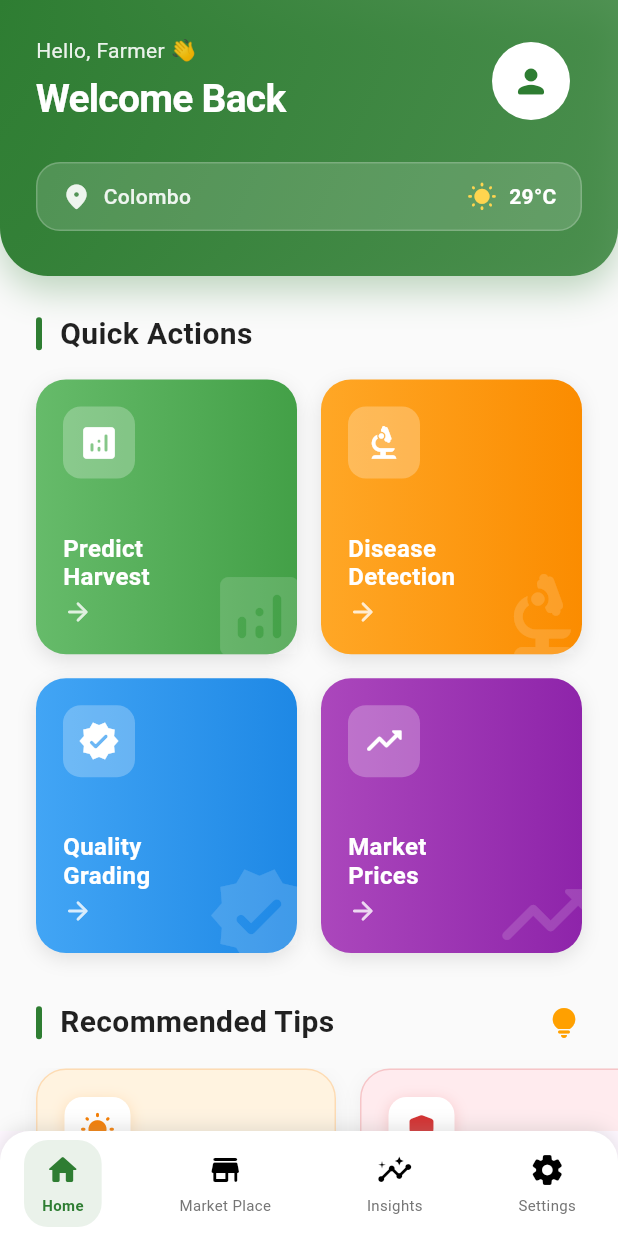
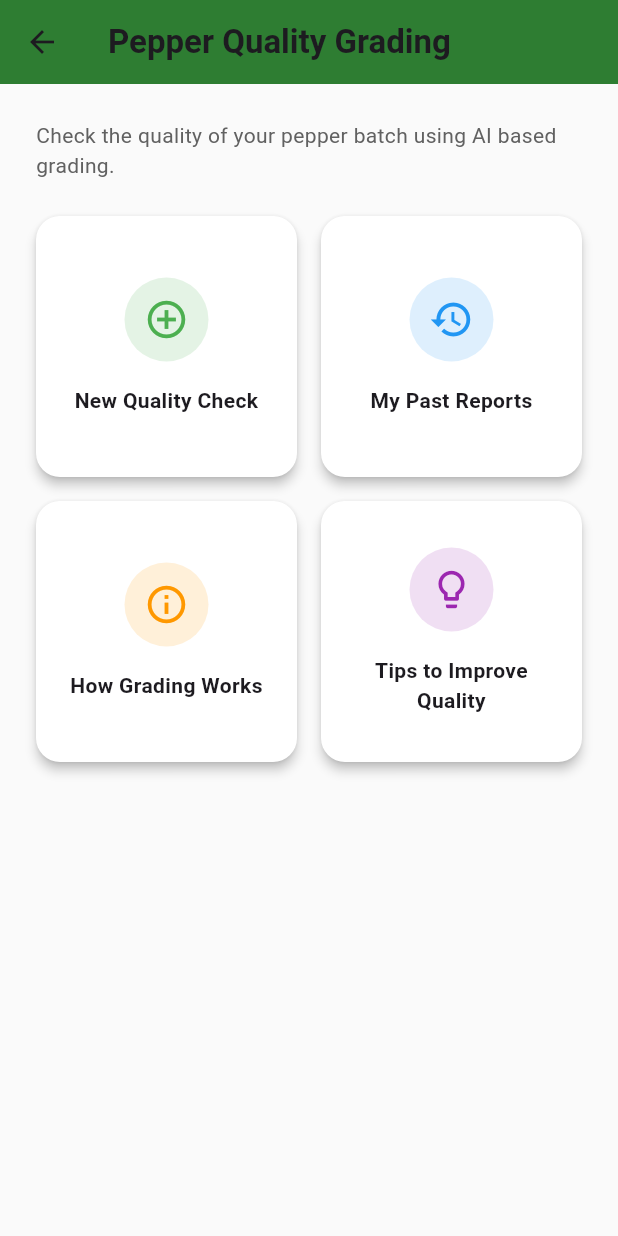
Before and after one commit to JanudiAdhikari/Research-Project, a Flutter app: the FarmerDashboard screen opened directly, after a tap on an icon or button, on a phone screen of 412 x 824 dp. Run offline on Flutter 3.47's test engine with Material 3 defaults, Android fonts, the phone set to English and light mode, and no system bars; our stand-ins replace camera, cloud_firestore, firebase_auth, firebase_core, firebase_storage, fl_chart and 5 more; accounts and stored records are empty; Roboto replaces fonts that are missing (Poppins).

Commit message:
Implement quality grading dashboard

```diff
--- a/mobile-app/lib/features/dashboard/farmer_dashboard.dart
+++ b/mobile-app/lib/features/dashboard/farmer_dashboard.dart
@@ -5,6 +5,7 @@ import '../../services/auth_service.dart';
 import '../../utils/responsive.dart';
 import '../auth/login_page.dart';
 import '../../widgets/navigation_wrapper.dart';
+import '../quality_grading/screens/quality_grading_dashboard.dart';
 
 class FarmerDashboard extends StatefulWidget {
   const FarmerDashboard({super.key});
@@ -504,7 +505,10 @@ class _FarmerDashboardState extends State<FarmerDashboard>
           colors: [Colors.blue.shade400, Colors.blue.shade600],
         ),
         onTap: () {
-          // TODO: Navigate to quality grading
+          Navigator.push(
+            context,
+            MaterialPageRoute(builder: (_) => const QualityGradingDashboard()),
+          );
         },
       ),
       _featureCard(
--- /dev/null
+++ b/mobile-app/lib/features/quality_grading/screens/quality_grading_dashboard.dart
@@ -0,0 +1,84 @@
+import 'package:flutter/material.dart';
+import '../../../utils/responsive.dart';
+import '../widgets/grading_action_card.dart';
+
+class QualityGradingDashboard extends StatelessWidget {
+  const QualityGradingDashboard({super.key});
+
+  @override
+  Widget build(BuildContext context) {
+    final responsive = context.responsive;
+    const primary = Color(0xFF2E7D32);
+
+    return Scaffold(
+      backgroundColor: Colors.grey[50],
+      appBar: AppBar(
+        backgroundColor: primary,
+        elevation: 0,
+        title: const Text(
+          "Pepper Quality Grading",
+          style: TextStyle(fontWeight: FontWeight.w600),
+        ),
+      ),
+      body: Padding(
+        padding: EdgeInsets.all(responsive.pagePadding),
+        child: Column(
+          crossAxisAlignment: CrossAxisAlignment.start,
+          children: [
+            // Intro text
+            Text(
+              "Check the quality of your pepper batch using AI based grading.",
+              style: TextStyle(
+                fontSize: responsive.bodyFontSize,
+                color: Colors.grey[700],
+              ),
+            ),
+            const SizedBox(height: 24),
+
+            Expanded(
+              child: GridView.count(
+                crossAxisCount: responsive.isMobile ? 2 : 3,
+                crossAxisSpacing: 16,
+                mainAxisSpacing: 16,
+                children: [
+                  GradingActionCard(
+                    title: "New Quality Check",
+                    icon: Icons.add_circle_outline,
+                    color: Colors.green,
+                    onTap: () {
+                      // TODO: navigate to batch details
+                    },
+                  ),
+                  GradingActionCard(
+                    title: "My Past Reports",
+                    icon: Icons.history,
+                    color: Colors.blue,
+                    onTap: () {
+                      // TODO: navigate to past reports
+                    },
+                  ),
+                  GradingActionCard(
+                    title: "How Grading Works",
+                    icon: Icons.info_outline,
+                    color: Colors.orange,
+                    onTap: () {
+                      // TODO: navigate to grading info
+                    },
+                  ),
+                  GradingActionCard(
+                    title: "Tips to Improve Quality",
+                    icon: Icons.lightbulb_outline,
+                    color: Colors.purple,
+                    onTap: () {
+                      // TODO: navigate to tips screen
+                    },
+                  ),
+                ],
+              ),
+            ),
+          ],
+        ),
+      ),
+    );
+  }
+}
--- /dev/null
+++ b/mobile-app/lib/features/quality_grading/widgets/grading_action_card.dart
@@ -0,0 +1,51 @@
+import 'package:flutter/material.dart';
+
+class GradingActionCard extends StatelessWidget {
+  final String title;
+  final IconData icon;
+  final Color color;
+  final VoidCallback onTap;
+
+  const GradingActionCard({
+    super.key,
+    required this.title,
+    required this.icon,
+    required this.color,
+    required this.onTap,
+  });
+
+  @override
+  Widget build(BuildContext context) {
+    return Material(
+      color: Colors.white,
+      borderRadius: BorderRadius.circular(16),
+      elevation: 3,
+      child: InkWell(
+        borderRadius: BorderRadius.circular(16),
+        onTap: onTap,
+        child: Padding(
+          padding: const EdgeInsets.all(16),
+          child: Column(
+            mainAxisAlignment: MainAxisAlignment.center,
+            children: [
+              CircleAvatar(
+                backgroundColor: color.withOpacity(0.15),
+                radius: 28,
+                child: Icon(icon, color: color, size: 30),
+              ),
+              const SizedBox(height: 16),
+              Text(
+                title,
+                textAlign: TextAlign.center,
+                style: const TextStyle(
+                  fontWeight: FontWeight.w600,
+                  fontSize: 14,
+                ),
+              ),
+            ],
+          ),
+        ),
+      ),
+    );
+  }
+}
```
Also changed, not shown: mobile-app/lib/features/quality_grading/dummy.txt.txt (deleted).
